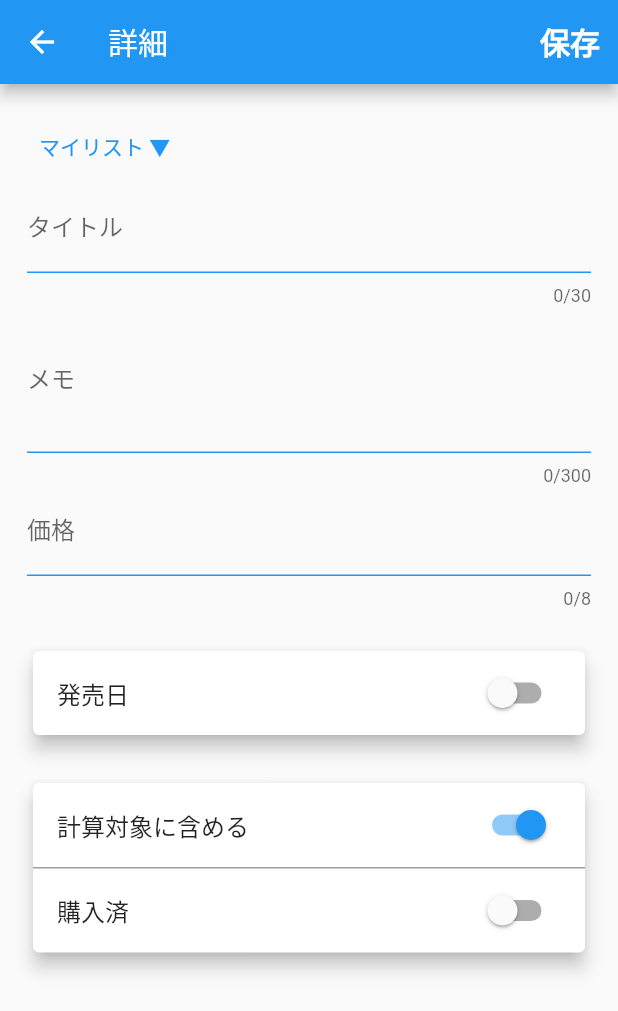
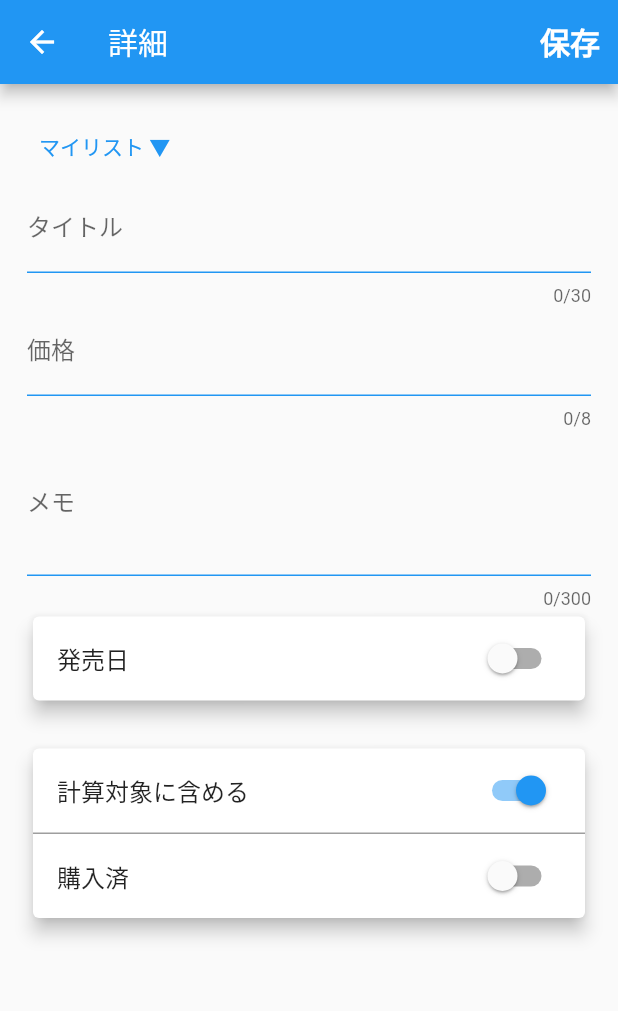
Before and after one commit to matsukawa06/shoppinglist, a Flutter app: the screen it shows after launch, after a tap on the "add" icon, on a phone screen of 412 x 824 dp. Shown: the top 1011 px of the screen. Run offline on Flutter 3.47's test engine with Material 2 defaults, Android fonts, the phone set to English and light mode, and no system bars; drawn by our look-alikes of google_mobile_ads; our stand-ins replace flutter_colorpicker, flutter_riverpod, package_info_plus, shared_preferences, sqflite; accounts and stored records are empty; network calls fail.

Commit message:
色々変更

```diff
--- a/lib/Common/common_util.dart
+++ b/lib/Common/common_util.dart
@@ -1,5 +1,4 @@
 import 'package:flutter/material.dart';
-
 import 'package:intl/intl.dart';
 
 /*
--- a/lib/Models/todo_provider.dart
+++ b/lib/Models/todo_provider.dart
@@ -1,8 +1,8 @@
 import 'package:flutter/material.dart';
 import 'package:flutter_riverpod/flutter_riverpod.dart';
 import 'package:shoppinglist/common/common_util.dart';
+import 'package:shoppinglist/models/todo_store.dart';
 import 'package:shoppinglist/presentation/controllers/todo_controller.dart';
-import 'package:shoppinglist/models/todo_store.dart';
 
 final todoProvider = ChangeNotifierProvider<TodoProvider>(
   (ref) => TodoProvider(),
--- a/lib/main.dart
+++ b/lib/main.dart
@@ -1,12 +1,13 @@
 import 'package:flutter/material.dart';
 import 'package:flutter/services.dart';
 import 'package:flutter_localizations/flutter_localizations.dart';
+import 'package:flutter_riverpod/flutter_riverpod.dart';
 import 'package:google_mobile_ads/google_mobile_ads.dart';
 import 'package:shoppinglist/common/common_util.dart';
 import 'package:shoppinglist/models/group_provider.dart';
+
 import 'Common/japanese_cupertino_localizations.dart';
-import 'presentation/ui/home_page/main.dart';
-import 'package:flutter_riverpod/flutter_riverpod.dart';
+import 'presentation/ui/home_page/home_page.dart';
 
 void main() {
   WidgetsFlutterBinding.ensureInitialized();
@@ -50,7 +51,7 @@ class HomeScreen extends StatelessWidget {
     return Consumer(builder: (context, ref, child) {
       return MaterialApp(
         debugShowCheckedModeBanner: false, // ← シミュレータのdebugバーを非表示にする
-        home: const Main(),
+        home: const HomePage(),
         title: 'ShoppingList',
         theme: ThemeData(
           // primarySwatch: createMaterialColor(_groupProvider.primarySwatch),
--- a/lib/presentation/ui/edit_page/body.dart
+++ /dev/null
@@ -1,190 +0,0 @@
-///
-/// Todo編集ページのbody部
-///
-import 'package:flutter/material.dart';
-import 'package:flutter_riverpod/flutter_riverpod.dart';
-import 'package:google_mobile_ads/google_mobile_ads.dart';
-import 'package:shoppinglist/common/common_util.dart';
-import 'package:shoppinglist/models/form_provider.dart';
-import 'package:shoppinglist/models/todo_provider.dart';
-import 'package:shoppinglist/services/admob.dart';
-
-import 'group_textButton.dart';
-import 'konyu_container.dart';
-import 'memo_textField.dart';
-import 'price_textField.dart';
-import 'release_container.dart';
-import 'title_textField.dart';
-
-class Body extends StatelessWidget {
-  Body({Key? key}) : super(key: key);
-
-  final BannerAd myBanner = AdMobService().setBannerAd();
-
-  @override
-  Widget build(BuildContext context) {
-    // final _todoProvider = context.watch<TodoProvider>();
-    // final _formProvider = context.read<FormProvider>();
-
-    // 広告の読み込み
-    myBanner.load();
-    final adWidget = AdWidget(ad: myBanner);
-
-    return SingleChildScrollView(
-      child: Consumer(
-        builder: (context, ref, _) {
-          final _formProvider = ref.read(formProvider);
-          final _todoProvider = ref.watch(todoProvider);
-          return Container(
-            // 余白をつける
-            padding: const EdgeInsets.all(18),
-            child: Form(
-              key: _formProvider.formKey,
-              child: Column(
-                mainAxisAlignment: MainAxisAlignment.spaceAround,
-                children: <Widget>[
-                  // グループリスト選択
-                  const GroupTextButton(),
-                  const SpaceBox.height(value: 1),
-                  // タイトル
-                  const TitleTextField(),
-                  const SpaceBox.height(value: 1),
-                  // メモ
-                  const MemoTextField(),
-                  const SpaceBox.height(value: 1),
-                  // 価格
-                  const PriceTextField(),
-                  const SpaceBox.height(value: 24),
-
-                  // ====================================
-                  // 発売日
-                  // ====================================
-                  Card(
-                    elevation: 5,
-                    child: Column(
-                      children: const [
-                        // 発売予定日
-                        ReleaseContainer(),
-                      ],
-                    ),
-                  ),
-                  const SpaceBox.height(value: 24),
-
-                  // ====================================
-                  // 計算チェックと購入済みチェック
-                  // ====================================
-                  Card(
-                    elevation: 5,
-                    child: Column(
-                      children: [
-                        Container(
-                          decoration: const BoxDecoration(
-                            border: Border(
-                              bottom: BorderSide(
-                                color: Colors.grey,
-                              ),
-                            ),
-                          ),
-                          // 金額計算チェック
-                          child: SwitchListTile(
-                            value: _todoProvider.switchIsSum,
-                            title: const Text('計算対象に含める'),
-                            onChanged: (bool value) {
-                              _todoProvider.changeIsSum(value);
-                            },
-                          ),
-                        ),
-
-                        // 購入済みチェック
-                        const KonyuContainer(),
-                      ],
-                    ),
-                  ),
-                  const SpaceBox.height(value: 36),
-
-                  // ====================================
-                  // ボタン
-                  // ====================================
-                  // _bottomButton(context),
-
-                  // Admob広告の表示
-                  AdMobService().setAdContainer(context, adWidget),
-                ],
-              ),
-            ),
-          );
-        },
-      ),
-    );
-  }
-}
-
-// ///
-// /// 登録、修正ボタン部
-// ///
-// Widget _bottomButton(BuildContext context) {
-//   final providerTodo = context.watch<ProviderTodo>();
-//   final providerForm = context.read<ProviderForm>();
-
-//   return Container(
-//     // 横幅いっぱいに広げる
-//     width: double.infinity,
-//     height: 50,
-//     // リスト追加ボタン
-//     child: ElevatedButton(
-//       onPressed: () async {
-//         var prefs = await SharedPreferences.getInstance();
-//         var selectedId = (prefs.getInt(SELECT_ID_KEY) ?? GROUPID_DEFUALT);
-
-//         if (providerForm.formVallidate()) {
-//           // 入力チェックでエラーが無ければ、DBに登録する
-//           if (providerTodo.id == 0) {
-//             // 新規
-//             var _todo = TodoStore(
-//               title: providerTodo.titleController.text,
-//               memo: providerTodo.memoController.text,
-//               price: int.parse(providerTodo.priceController.text),
-//               release: boolToInt(providerTodo.switchReleaseDay),
-//               releaseDay: providerTodo.releaseDay,
-//               isSum: boolToInt(providerTodo.switchIsSum),
-//               konyuZumi: boolToInt(providerTodo.switchKonyuZumi),
-//               sortNo: await TodoController.getListCount(),
-//               isDelete: boolToInt(providerTodo.isDelete),
-//               deleteDay: providerTodo.deleteDay,
-//               groupId: selectedId,
-//               konyuDay: providerTodo.konyuDay,
-//             );
-
-//             await TodoController.insertTodo(_todo);
-//           } else {
-//             // 修正
-//             var _todo = TodoStore(
-//               id: providerTodo.id,
-//               title: providerTodo.titleController.text,
-//               memo: providerTodo.memoController.text,
-//               price: int.parse(providerTodo.priceController.text),
-//               release: boolToInt(providerTodo.switchReleaseDay),
-//               releaseDay: providerTodo.releaseDay,
-//               isSum: boolToInt(providerTodo.switchIsSum),
-//               konyuZumi: boolToInt(providerTodo.switchKonyuZumi),
-//               sortNo: providerTodo.sortNo,
-//               isDelete: boolToInt(providerTodo.isDelete),
-//               deleteDay: providerTodo.deleteDay,
-//               groupId: selectedId,
-//               konyuDay: providerTodo.konyuDay,
-//             );
-
-//             await TodoController.updateTodo(_todo);
-//           }
-//           // await TodoController.insertTodo(_todo);
-//           // 前の画面に戻る
-//           Navigator.pop(context);
-//         }
-//       },
-//       child: Text(
-//         providerTodo.id == 0 ? 'リスト追加' : '修正',
-//         style: TextStyle(color: Colors.white),
-//       ),
-//     ),
-//   );
-// }
--- a/lib/presentation/ui/edit_page/main.dart
+++ b/lib/presentation/ui/edit_page/edit_page.dart
@@ -3,23 +3,30 @@
 ///
 import 'package:flutter/material.dart';
 import 'package:flutter_riverpod/flutter_riverpod.dart';
+import 'package:google_mobile_ads/google_mobile_ads.dart';
+import 'package:intl/date_symbol_data_local.dart';
+import 'package:intl/intl.dart';
 import 'package:shared_preferences/shared_preferences.dart';
 import 'package:shoppinglist/common/common_const.dart';
 import 'package:shoppinglist/common/common_util.dart';
-import 'package:shoppinglist/presentation/controllers/todo_controller.dart';
 import 'package:shoppinglist/models/form_provider.dart';
 import 'package:shoppinglist/models/group_provider.dart';
 import 'package:shoppinglist/models/todo_provider.dart';
 import 'package:shoppinglist/models/todo_store.dart';
+import 'package:shoppinglist/presentation/controllers/todo_controller.dart';
+import 'package:shoppinglist/presentation/ui/edit_page/group_textButton.dart';
+import 'package:shoppinglist/presentation/ui/edit_page/konyu_container.dart';
+import 'package:shoppinglist/presentation/ui/edit_page/memo_textField.dart';
+import 'package:shoppinglist/presentation/ui/edit_page/price_textField.dart';
+import 'package:shoppinglist/presentation/ui/edit_page/release_container.dart';
+import 'package:shoppinglist/presentation/ui/edit_page/title_textField.dart';
+import 'package:shoppinglist/services/admob.dart';
 
-import 'package:intl/intl.dart';
-import 'package:intl/date_symbol_data_local.dart';
-
-import 'body.dart';
+// import 'body.dart';
 // import 'footer.dart';
 
-class Main extends StatelessWidget {
-  const Main({Key? key}) : super(key: key);
+class EditPage extends StatelessWidget {
+  const EditPage({Key? key}) : super(key: key);
 
   @override
   Widget build(BuildContext context) {
@@ -111,44 +118,6 @@ class _IconButton extends ConsumerWidget {
   }
 }
 
-// Widget _iconButton(BuildContext context) {
-//   final _todoProvider = context.watch<TodoProvider>();
-//   return IconButton(
-//     onPressed: () async {
-//       await showDialog(
-//         context: context,
-//         barrierDismissible: false,
-//         builder: (BuildContext context) {
-//           return AlertDialog(
-//             title: const Text('確認'),
-//             content: const Text('削除します。よろしいですか？'),
-//             actions: <Widget>[
-//               TextButton(
-//                 child: const Text('いいえ'),
-//                 onPressed: () => Navigator.of(context).pop(0),
-//               ),
-//               TextButton(
-//                 child: const Text('はい'),
-//                 onPressed: () {
-//                   // 論理削除に変更
-//                   _todoProvider.delete(_todoProvider.id);
-//                   // providerTodo.updateIsDelete(providerTodo.id, true);
-//                   // ダイアログを閉じる
-//                   Navigator.pop(context);
-//                   // 編集画面を閉じる
-//                   Navigator.pop(context);
-//                 },
-//               ),
-//             ],
-//           );
-//         },
-//       );
-//       // providerStore.delete(providerStore.id);
-//     },
-//     icon: const Icon(Icons.delete),
-//   );
-// }
-
 ///
 /// 登録・修正処理
 ///
@@ -203,3 +172,106 @@ void _insertUpdate(BuildContext context, WidgetRef ref) async {
     Navigator.pop(context);
   }
 }
+
+class Body extends StatelessWidget {
+  Body({Key? key}) : super(key: key);
+
+  final BannerAd myBanner = AdMobService().setBannerAd();
+
+  @override
+  Widget build(BuildContext context) {
+    // final _todoProvider = context.watch<TodoProvider>();
+    // final _formProvider = context.read<FormProvider>();
+
+    // 広告の読み込み
+    myBanner.load();
+    final adWidget = AdWidget(ad: myBanner);
+
+    return SingleChildScrollView(
+      child: Consumer(
+        builder: (context, ref, _) {
+          final _formProvider = ref.read(formProvider);
+          final _todoProvider = ref.watch(todoProvider);
+          return Container(
+            // 余白をつける
+            padding: const EdgeInsets.all(18),
+            child: Form(
+              key: _formProvider.formKey,
+              child: Column(
+                mainAxisAlignment: MainAxisAlignment.spaceAround,
+                children: <Widget>[
+                  // グループリスト選択
+                  const GroupTextButton(),
+                  const SpaceBox.height(value: 1),
+                  // タイトル
+                  const TitleTextField(),
+                  const SpaceBox.height(value: 1),
+                  // 価格
+                  const PriceTextField(),
+                  const SpaceBox.height(value: 1),
+                  // メモ
+                  const MemoTextField(),
+                  const SpaceBox.height(value: 1),
+
+                  // ====================================
+                  // 発売日
+                  // ====================================
+                  Card(
+                    elevation: 5,
+                    child: Column(
+                      children: const [
+                        // 発売予定日
+                        ReleaseContainer(),
+                      ],
+                    ),
+                  ),
+                  const SpaceBox.height(value: 24),
+
+                  // ====================================
+                  // 計算チェックと購入済みチェック
+                  // ====================================
+                  Card(
+                    elevation: 5,
+                    child: Column(
+                      children: [
+                        Container(
+                          decoration: const BoxDecoration(
+                            border: Border(
+                              bottom: BorderSide(
+                                color: Colors.grey,
+                              ),
+                            ),
+                          ),
+                          // 金額計算チェック
+                          child: SwitchListTile(
+                            value: _todoProvider.switchIsSum,
+                            title: const Text('計算対象に含める'),
+                            onChanged: (bool value) {
+                              _todoProvider.changeIsSum(value);
+                            },
+                          ),
+                        ),
+
+                        // 購入済みチェック
+                        const KonyuContainer(),
+                      ],
+                    ),
+                  ),
+                  const SpaceBox.height(value: 36),
+
+                  // ====================================
+                  // ボタン
+                  // ====================================
+                  // _bottomButton(context),
+
+                  // Admob広告の表示
+                  AdMobService().setAdContainer(context, adWidget),
+                ],
+              ),
+            ),
+          );
+        },
+      ),
+    );
+  }
+}
--- a/lib/presentation/ui/home_page/appbar.dart
+++ b/lib/presentation/ui/home_page/appbar.dart
@@ -2,9 +2,9 @@ import 'package:flutter/material.dart';
 import 'package:flutter_riverpod/flutter_riverpod.dart';
 import 'package:shoppinglist/models/group_provider.dart';
 import 'package:shoppinglist/models/todo_provider.dart';
+import 'package:shoppinglist/presentation/ui/setting_page/setting_page.dart';
 
-import 'package:shoppinglist/presentation/ui/setting_page/setting_page.dart';
-import '../edit_page/main.dart' as edit_page;
+import '../edit_page/edit_page.dart';
 
 ///
 /// メインページのAppBar設定
@@ -52,7 +52,7 @@ class _NewAddIcon extends ConsumerWidget {
           MaterialPageRoute(
             builder: (context) {
               // 遷移先の画面として編集用画面を指定
-              return const edit_page.Main();
+              return const EditPage();
             },
           ),
         ).then(
--- a/lib/presentation/ui/home_page/main.dart
+++ /dev/null
@@ -1,17 +0,0 @@
-import 'package:flutter/material.dart';
-
-import 'package:shoppinglist/presentation/ui/home_page/appbar.dart';
-import 'body.dart';
-
-// リスト一覧画面用Widget
-class Main extends StatelessWidget {
-  const Main({Key? key}) : super(key: key);
-
-  @override
-  Widget build(BuildContext context) {
-    return const Scaffold(
-      appBar: MyAppBar(),
-      body: Body(),
-    );
-  }
-}
--- a/pubspec.yaml
+++ b/pubspec.yaml
@@ -18,7 +18,7 @@ publish_to: 'none' # Remove this line if you wish to publish to pub.dev
 version: 1.0.0+1
 
 environment:
-  sdk: ">=2.12.0 <3.0.0"
+  sdk: ">=2.18.2 <3.0.0"
 
 dependencies:
   flutter:
@@ -31,7 +31,7 @@ dependencies:
   # provider: ^5.0.0
   shared_preferences: ^2.0.6
   # admob_flutter: ^2.0.0-nullsafety.1
-  package_info: 2.0.2
+  package_info_plus: ^1.4.3+1
   url_launcher: ^6.0.17
   flutter_colorpicker: ^1.0.3
   flutter_riverpod: ^1.0.3
```
Also changed, not shown: lib/presentation/ui/home_page/home_page.dart (renamed from lib/presentation/ui/home_page/body.dart, +20 -5 lines), lib/presentation/ui/setting_page/setting_page.dart (+19 -34 lines), pubspec.lock, 5 other files.
